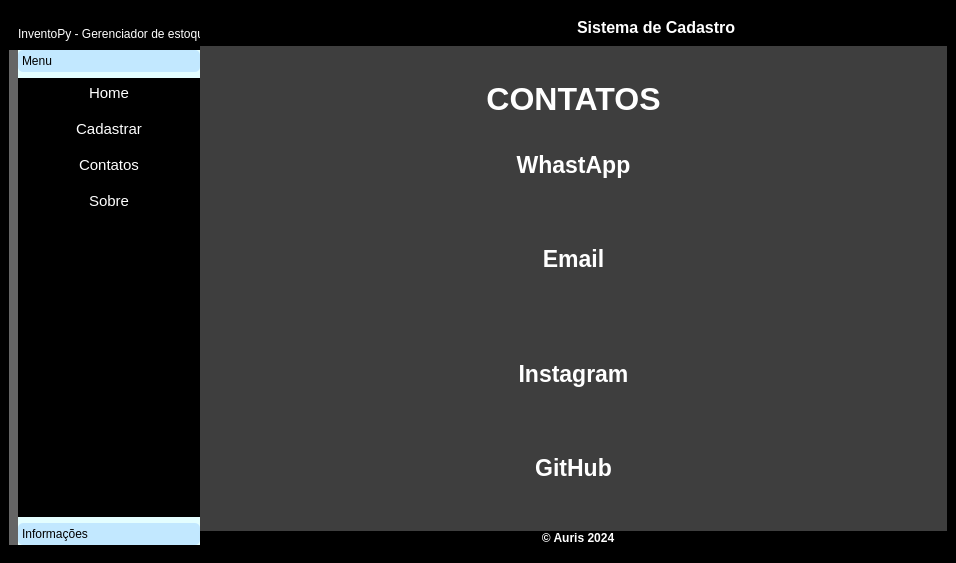
MateusRabelo/python-pyside6-Bhub, file form/MainApp.ui: the form before one commit.
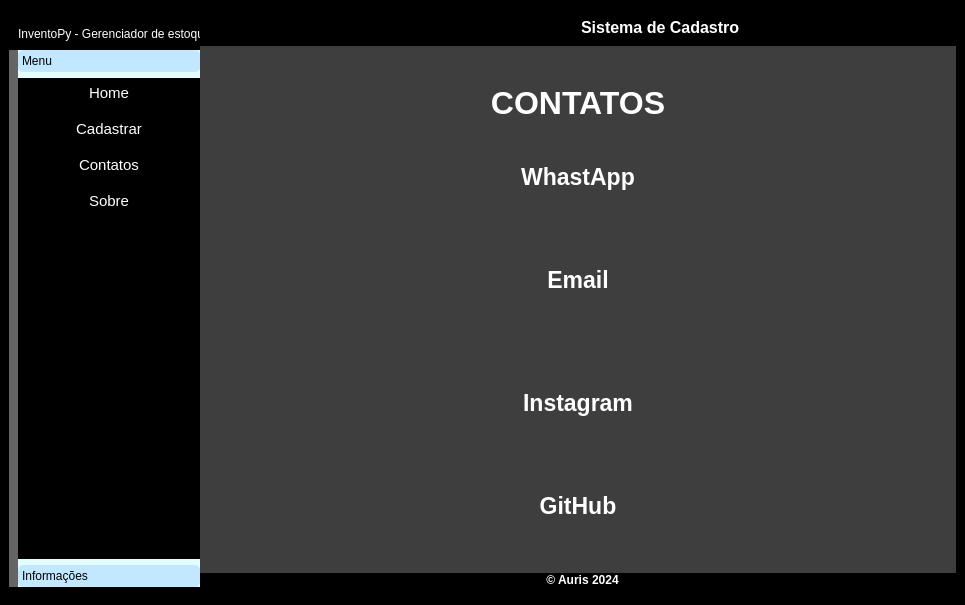
The form after the commit. The open tabs and pages were chosen to show the change. Icons and pictures are not drawn.

Patch:
```diff
--- a/form/MainApp.ui
+++ b/form/MainApp.ui
@@ -6,8 +6,8 @@
    <rect>
     <x>0</x>
     <y>0</y>
-    <width>956</width>
-    <height>563</height>
+    <width>965</width>
+    <height>605</height>
    </rect>
   </property>
   <property name="mouseTracking">
@@ -169,7 +169,7 @@
                <x>0</x>
                <y>0</y>
                <width>182</width>
-               <height>442</height>
+               <height>484</height>
               </rect>
              </property>
              <attribute name="label">
@@ -876,28 +876,28 @@
               <item>
                <widget class="QLabel" name="lbl_whatsapp">
                 <property name="text">
-                 <string>&lt;html&gt;&lt;head/&gt;&lt;body&gt;&lt;p align=&quot;center&quot;&gt;&lt;img src=&quot;:/white_information/images/icons/info_icons/white_whatsapp_icon.png&quot;/&gt;&lt;span style=&quot; font-size:26pt; font-weight:600; vertical-align:super;&quot;&gt;WhastApp&lt;/span&gt;&lt;/p&gt;&lt;p align=&quot;center&quot;&gt;&lt;br/&gt;&lt;/p&gt;&lt;/body&gt;&lt;/html&gt;</string>
+                 <string>&lt;html&gt;&lt;head/&gt;&lt;body&gt;&lt;p align=&quot;center&quot;&gt;&lt;img src=&quot;:/white_information/imgs/icons/info_icons/white_whatsapp_icon.png&quot;/&gt;&lt;span style=&quot; font-size:26pt; font-weight:600; vertical-align:super;&quot;&gt;WhastApp&lt;/span&gt;&lt;/p&gt;&lt;p align=&quot;center&quot;&gt;&lt;br/&gt;&lt;/p&gt;&lt;/body&gt;&lt;/html&gt;</string>
                 </property>
                </widget>
               </item>
               <item>
                <widget class="QLabel" name="lbl_email">
                 <property name="text">
-                 <string>&lt;html&gt;&lt;head/&gt;&lt;body&gt;&lt;p align=&quot;center&quot;&gt;&lt;img src=&quot;:/white_information/images/icons/info_icons/white_email_icon.png&quot;/&gt;&lt;span style=&quot; font-size:26pt; font-weight:600; vertical-align:super;&quot;&gt;Email&lt;/span&gt;&lt;/p&gt;&lt;p align=&quot;center&quot;&gt;&lt;br/&gt;&lt;/p&gt;&lt;/body&gt;&lt;/html&gt;</string>
+                 <string>&lt;html&gt;&lt;head/&gt;&lt;body&gt;&lt;p align=&quot;center&quot;&gt;&lt;img src=&quot;:/white_information/imgs/icons/info_icons/white_email_icon.png&quot;/&gt;&lt;span style=&quot; font-size:26pt; font-weight:600; vertical-align:super;&quot;&gt;Email&lt;/span&gt;&lt;/p&gt;&lt;p align=&quot;center&quot;&gt;&lt;br/&gt;&lt;/p&gt;&lt;/body&gt;&lt;/html&gt;</string>
                 </property>
                </widget>
               </item>
               <item>
                <widget class="QLabel" name="lbl_instagram">
                 <property name="text">
-                 <string>&lt;html&gt;&lt;head/&gt;&lt;body&gt;&lt;p align=&quot;center&quot;&gt;&lt;img src=&quot;:/white_information/images/icons/info_icons/white_instagram_icon.png&quot;/&gt;&lt;span style=&quot; font-size:26pt; font-weight:600; vertical-align:super;&quot;&gt;Instagram&lt;/span&gt;&lt;/p&gt;&lt;/body&gt;&lt;/html&gt;</string>
+                 <string>&lt;html&gt;&lt;head/&gt;&lt;body&gt;&lt;p align=&quot;center&quot;&gt;&lt;img src=&quot;:/white_information/imgs/icons/info_icons/white_instagram_icon.png&quot;/&gt;&lt;span style=&quot; font-size:26pt; font-weight:600; vertical-align:super;&quot;&gt;Instagram&lt;/span&gt;&lt;/p&gt;&lt;/body&gt;&lt;/html&gt;</string>
                 </property>
                </widget>
               </item>
               <item>
                <widget class="QLabel" name="lbl_github">
                 <property name="text">
-                 <string>&lt;html&gt;&lt;head/&gt;&lt;body&gt;&lt;p align=&quot;center&quot;&gt;&lt;img src=&quot;:/white_information/images/icons/info_icons/white_github_icon.png&quot;/&gt;&lt;span style=&quot; font-size:26pt; font-weight:600; vertical-align:super;&quot;&gt;GitHub&lt;/span&gt;&lt;/p&gt;&lt;/body&gt;&lt;/html&gt;</string>
+                 <string>&lt;html&gt;&lt;head/&gt;&lt;body&gt;&lt;p align=&quot;center&quot;&gt;&lt;img src=&quot;:/white_information/imgs/icons/info_icons/white_github_icon.png&quot;/&gt;&lt;span style=&quot; font-size:26pt; font-weight:600; vertical-align:super;&quot;&gt;GitHub&lt;/span&gt;&lt;/p&gt;&lt;/body&gt;&lt;/html&gt;</string>
                 </property>
                </widget>
               </item>
```
Left out of the diff: 8 changed lines with no effect on the pictures.
